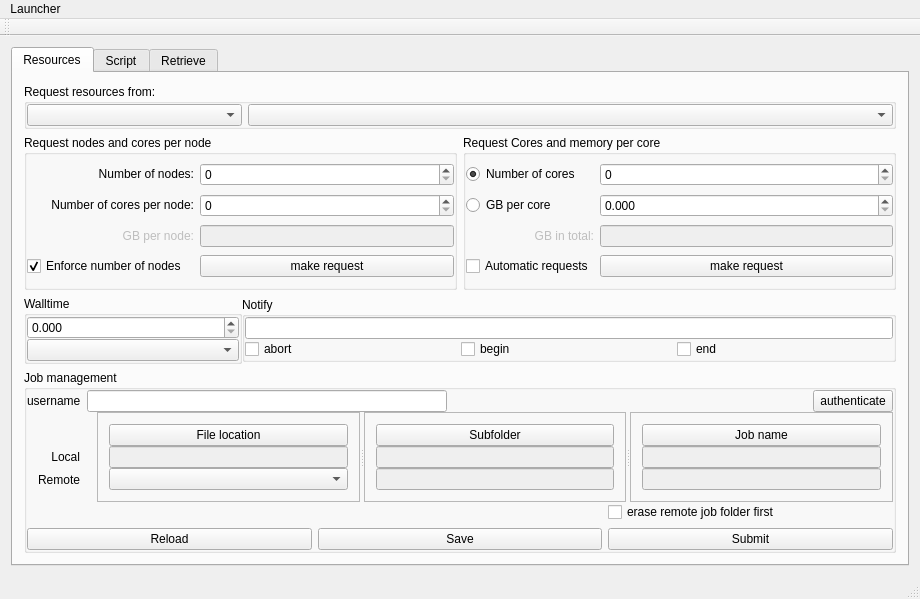
The window that Launcher/mainwindow.ui (hpcuantwerpen/Launcher) describes before a commit, drawn with Qt 5.
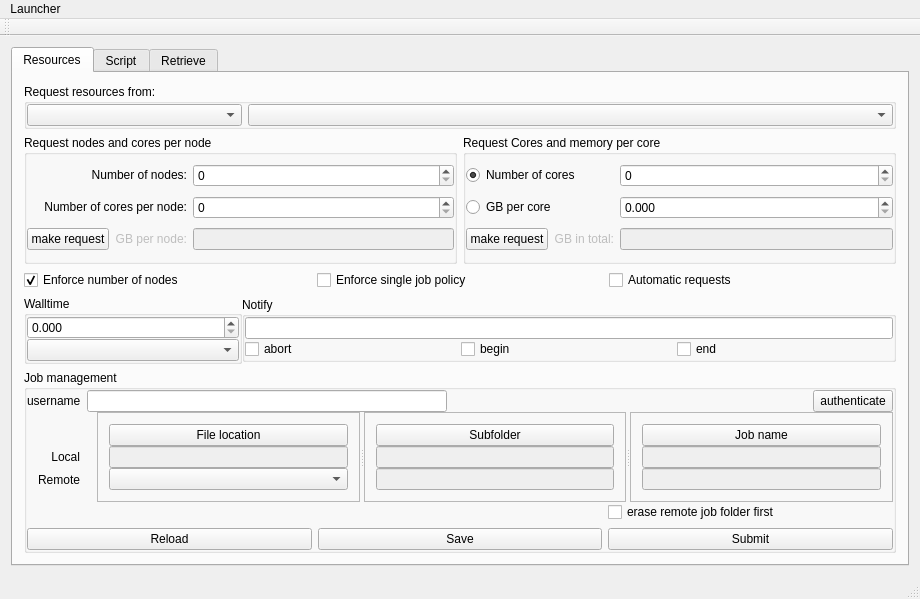
The same window after the commit.

```diff
--- a/Launcher/mainwindow.ui
+++ b/Launcher/mainwindow.ui
@@ -93,6 +93,8 @@
          </widget>
         </item>
         <item>
+         <layout class="QVBoxLayout" name="verticalLayout">
+          <item>
          <layout class="QHBoxLayout" name="horizontalLayout">
           <item>
            <widget class="QGroupBox" name="wRequestNodesGroup">
@@ -117,25 +119,6 @@
                <property name="verticalSpacing">
                 <number>0</number>
                </property>
-               <item row="2" column="0">
-                <widget class="QLabel" name="gBPerNodeLabel">
-                 <property name="enabled">
-                  <bool>false</bool>
-                 </property>
-                 <property name="sizePolicy">
-                  <sizepolicy hsizetype="Preferred" vsizetype="Fixed">
-                   <horstretch>0</horstretch>
-                   <verstretch>0</verstretch>
-                  </sizepolicy>
-                 </property>
-                 <property name="text">
-                  <string>GB per node:</string>
-                 </property>
-                 <property name="alignment">
-                  <set>Qt::AlignRight|Qt::AlignTrailing|Qt::AlignVCenter</set>
-                 </property>
-                </widget>
-               </item>
                <item row="0" column="0">
                 <widget class="QLabel" name="numberOfNodesLabel">
                  <property name="sizePolicy">
@@ -181,23 +164,36 @@
                <item row="1" column="1">
                 <widget class="QSpinBox" name="wNCoresPerNode"/>
                </item>
-               <item row="3" column="0">
-                <widget class="QCheckBox" name="wEnforceNNodes">
-                 <property name="text">
-                  <string>Enforce number of nodes  </string>
-                 </property>
-                 <property name="checked">
-                  <bool>true</bool>
-                 </property>
-                </widget>
-               </item>
-               <item row="3" column="1">
+                 <item row="2" column="0">
+                  <layout class="QHBoxLayout" name="horizontalLayout_12">
+                   <item>
                 <widget class="QPushButton" name="wRequestNodes">
                  <property name="text">
                   <string>make request</string>
                  </property>
                 </widget>
                </item>
+                   <item>
+                    <widget class="QLabel" name="gBPerNodeLabel">
+                     <property name="enabled">
+                      <bool>false</bool>
+                     </property>
+                     <property name="sizePolicy">
+                      <sizepolicy hsizetype="Preferred" vsizetype="Fixed">
+                       <horstretch>0</horstretch>
+                       <verstretch>0</verstretch>
+                      </sizepolicy>
+                     </property>
+                     <property name="text">
+                      <string>GB per node:</string>
+                     </property>
+                     <property name="alignment">
+                      <set>Qt::AlignRight|Qt::AlignTrailing|Qt::AlignVCenter</set>
+                     </property>
+                    </widget>
+                   </item>
+                  </layout>
+                 </item>
               </layout>
              </item>
             </layout>
@@ -222,7 +218,7 @@
               <number>0</number>
              </property>
              <item>
-              <layout class="QGridLayout" name="gridLayout_2" rowstretch="0,0,0,0,0,0,0">
+                <layout class="QGridLayout" name="gridLayout_2" rowstretch="0,0,0,0,0,0,0,0">
                <property name="verticalSpacing">
                 <number>0</number>
                </property>
@@ -236,25 +232,6 @@
                  </property>
                 </widget>
                </item>
-               <item row="5" column="0">
-                <widget class="QLabel" name="gbTotalLabel">
-                 <property name="enabled">
-                  <bool>false</bool>
-                 </property>
-                 <property name="sizePolicy">
-                  <sizepolicy hsizetype="Preferred" vsizetype="Fixed">
-                   <horstretch>0</horstretch>
-                   <verstretch>0</verstretch>
-                  </sizepolicy>
-                 </property>
-                 <property name="text">
-                  <string>GB in total:</string>
-                 </property>
-                 <property name="alignment">
-                  <set>Qt::AlignRight|Qt::AlignTrailing|Qt::AlignVCenter</set>
-                 </property>
-                </widget>
-               </item>
                <item row="2" column="1">
                 <widget class="QSpinBox" name="wNCores"/>
                </item>
@@ -292,14 +269,63 @@
                  </property>
                 </widget>
                </item>
-               <item row="6" column="1">
+                 <item row="5" column="0">
+                  <layout class="QHBoxLayout" name="horizontalLayout_13">
+                   <item>
                 <widget class="QPushButton" name="wRequestCores">
                  <property name="text">
                   <string>make request</string>
                  </property>
                 </widget>
                </item>
-               <item row="6" column="0">
+                   <item>
+                    <widget class="QLabel" name="gbTotalLabel">
+                     <property name="enabled">
+                      <bool>false</bool>
+                     </property>
+                     <property name="sizePolicy">
+                      <sizepolicy hsizetype="Preferred" vsizetype="Fixed">
+                       <horstretch>0</horstretch>
+                       <verstretch>0</verstretch>
+                      </sizepolicy>
+                     </property>
+                     <property name="text">
+                      <string>GB in total:</string>
+                     </property>
+                     <property name="alignment">
+                      <set>Qt::AlignRight|Qt::AlignTrailing|Qt::AlignVCenter</set>
+                     </property>
+                    </widget>
+                   </item>
+                  </layout>
+                 </item>
+                </layout>
+               </item>
+              </layout>
+             </widget>
+            </item>
+           </layout>
+          </item>
+          <item>
+           <layout class="QHBoxLayout" name="horizontalLayout_8">
+            <item>
+             <widget class="QCheckBox" name="wEnforceNNodes">
+              <property name="text">
+               <string>Enforce number of nodes  </string>
+              </property>
+              <property name="checked">
+               <bool>true</bool>
+              </property>
+             </widget>
+            </item>
+            <item>
+             <widget class="QCheckBox" name="wSingleJob">
+              <property name="text">
+               <string>Enforce single job policy</string>
+              </property>
+             </widget>
+            </item>
+            <item>
                 <widget class="QCheckBox" name="wAutomaticRequests">
                  <property name="text">
                   <string>Automatic requests</string>
@@ -310,9 +336,6 @@
                 </widget>
                </item>
               </layout>
-             </item>
-            </layout>
-           </widget>
           </item>
          </layout>
         </item>
```
Left out of the diff: 3 changed lines with no effect on the pictures. Lines whose indentation alone changed are shown as unchanged.
